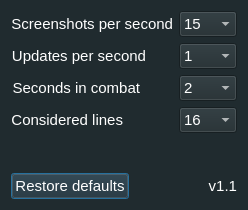
The window that configurator.ui (Tyrox92/Gw2SPECS) describes before a commit, drawn with Qt 5.
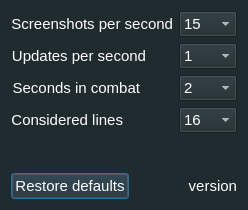
The same window after the commit.

What changed in the file:
```diff
--- a/configurator.ui
+++ b/configurator.ui
@@ -253,7 +253,7 @@
       <string notr="true">color: rgb(255, 255, 255);</string>
      </property>
      <property name="text">
-      <string>v1.1</string>
+      <string>version</string>
      </property>
      <property name="alignment">
       <set>Qt::AlignRight|Qt::AlignTrailing|Qt::AlignVCenter</set>
```
